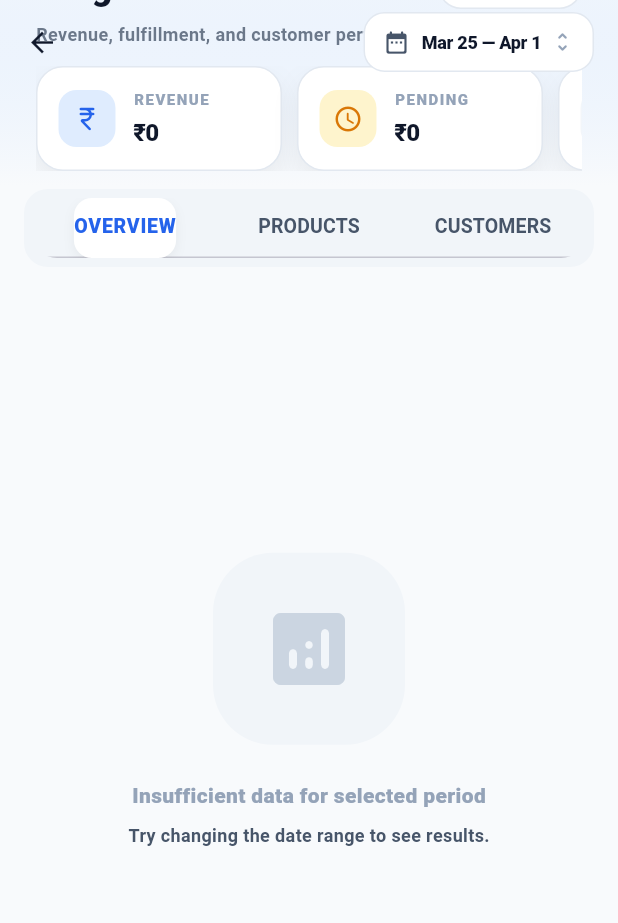
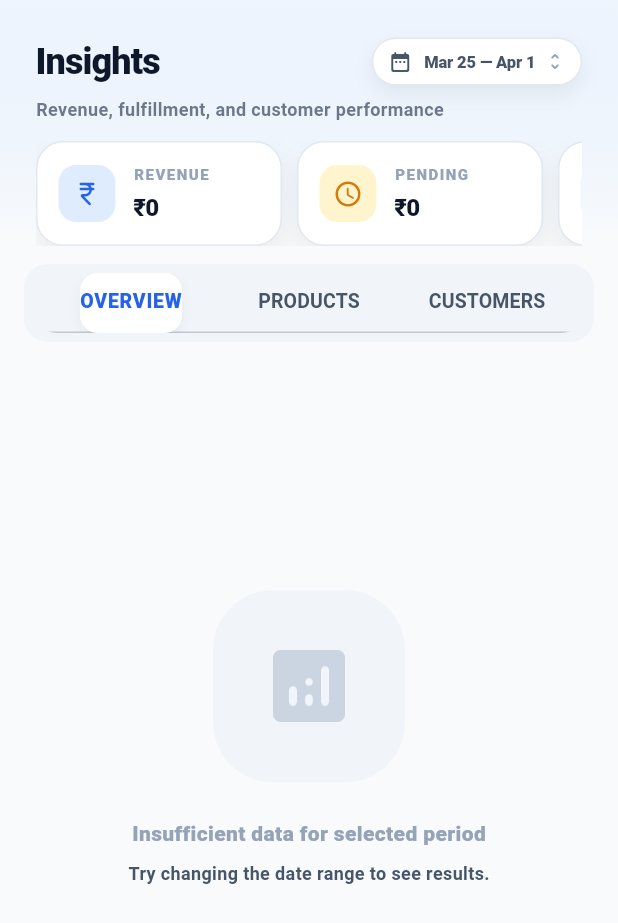
Before and after one commit to JaseemPayyanadan/delivero-flutter, a Flutter app: the ReportsScreen screen opened by its route, on a phone screen of 412 x 824 dp. Shown: the top 923 px of the screen. Run offline on Flutter 3.47's test engine with Material 3 defaults, Android fonts, the phone set to English and light mode, and no system bars; our stand-ins replace cloud_firestore, firebase_auth, firebase_core, fl_chart, flutter_riverpod, go_router and 3 more; accounts and stored records are empty.

Commit message:
feat(ui): add padding to bottom nav bars and improve reports header
- Add consistent padding to owner and delivery shell bottom navigation bars
- Replace date range chip with interactive pill in reports screen
- Increase expanded height of reports SliverAppBar and adjust tab bar styling
- Remove redundant date range chip widget and integrate functionality into _RangePill

```diff
--- a/lib/features/delivery/delivery_shell.dart
+++ b/lib/features/delivery/delivery_shell.dart
@@ -28,6 +28,8 @@ class _DeliveryShellState extends ConsumerState<DeliveryShell> {
       body: IndexedStack(index: _selectedIndex, children: _screens),
       bottomNavigationBar: SafeArea(
         top: false,
+        child: Padding(
+          padding: const EdgeInsets.fromLTRB(12, 12, 12, 12),
           child: NavigationBarTheme(
             data: NavigationBarThemeData(
               height: 58,
@@ -79,6 +81,7 @@ class _DeliveryShellState extends ConsumerState<DeliveryShell> {
             ),
           ),
         ),
+      ),
     );
   }
 }
--- a/lib/features/owner/owner_shell.dart
+++ b/lib/features/owner/owner_shell.dart
@@ -34,6 +34,7 @@ class _OwnerShellState extends ConsumerState<OwnerShell> {
       bottomNavigationBar: SafeArea(
         top: false,
         child: Container(
+          padding: const EdgeInsets.fromLTRB(12, 8, 12, 8),
           decoration: BoxDecoration(
             color: AppColors.surface,
             border: const Border(top: BorderSide(color: AppColors.border)),
--- a/lib/features/owner/reports/reports_screen.dart
+++ b/lib/features/owner/reports/reports_screen.dart
@@ -206,9 +206,11 @@ class _ReportsScreenState extends ConsumerState<ReportsScreen>
       body: NestedScrollView(
         headerSliverBuilder: (context, innerBoxIsScrolled) => [
           SliverAppBar(
-            expandedHeight: 190.0,
+            expandedHeight: 240.0,
             floating: false,
             pinned: true,
+            toolbarHeight: 0,
+            automaticallyImplyLeading: false,
             backgroundColor: AppColors.backgroundPrimary,
             elevation: 0,
             surfaceTintColor: Colors.transparent,
@@ -257,7 +259,10 @@ class _ReportsScreenState extends ConsumerState<ReportsScreen>
                               ),
                             ),
                             const SizedBox(width: 12),
-                            _RangePill(text: rangeLabel),
+                            _RangePill(
+                              text: rangeLabel,
+                              onTap: _selectDateRange,
+                            ),
                           ],
                         ),
                         const SizedBox(height: 8),
@@ -317,12 +322,6 @@ class _ReportsScreenState extends ConsumerState<ReportsScreen>
                 ),
               ],
             ),
-            actions: [
-              Padding(
-                padding: const EdgeInsets.only(right: 16),
-                child: _buildDateRangeChip(context),
-              ),
-            ],
             bottom: PreferredSize(
               preferredSize: const Size.fromHeight(_kTabBarHeight),
               child: Padding(
@@ -338,6 +337,7 @@ class _ReportsScreenState extends ConsumerState<ReportsScreen>
                     borderRadius: BorderRadius.circular(16),
                     child: TabBar(
                       controller: _tabController,
+                      padding: const EdgeInsets.symmetric(horizontal: 6),
                       indicatorSize: TabBarIndicatorSize.label,
                       indicator: BoxDecoration(
                         color: AppColors.surface,
@@ -361,7 +361,7 @@ class _ReportsScreenState extends ConsumerState<ReportsScreen>
                         fontWeight: FontWeight.w700,
                         fontSize: 13,
                       ),
-                      labelPadding: const EdgeInsets.symmetric(horizontal: 10),
+                      labelPadding: const EdgeInsets.symmetric(horizontal: 14),
                       indicatorPadding: EdgeInsets.zero,
                       tabs: const [
                         Tab(text: 'OVERVIEW'),
@@ -381,56 +381,6 @@ class _ReportsScreenState extends ConsumerState<ReportsScreen>
             _SummaryTab(reports: reports),
             _ProductsTab(productSales: reports.productSales),
             _CustomersTab(customerRevenue: reports.customerRevenue),
-          ],
-        ),
-      ),
-    );
-  }
-
-  Widget _buildDateRangeChip(BuildContext context) {
-    final df = DateFormat('MMM d');
-    final rangeText =
-        '${df.format(_selectedDateRange.start)} — ${df.format(_selectedDateRange.end)}';
-    final showText = MediaQuery.sizeOf(context).width >= 380;
-    return InkWell(
-      onTap: _selectDateRange,
-      borderRadius: BorderRadius.circular(14),
-      child: Container(
-        padding: EdgeInsets.symmetric(
-          horizontal: showText ? 12 : 10,
-          vertical: 10,
-        ),
-        decoration: BoxDecoration(
-          color: AppColors.surface,
-          borderRadius: BorderRadius.circular(14),
-          border: Border.all(color: AppColors.border),
-        ),
-        child: Row(
-          mainAxisSize: MainAxisSize.min,
-          children: [
-            const Icon(
-              Icons.date_range_rounded,
-              color: AppColors.textSecondary,
-              size: 18,
-            ),
-            if (showText) ...[
-              const SizedBox(width: 8),
-              Text(
-                rangeText,
-                style: const TextStyle(
-                  color: AppColors.textPrimary,
-                  fontWeight: FontWeight.w800,
-                  fontSize: 12,
-                  letterSpacing: -0.2,
-                ),
-              ),
-            ],
-            const SizedBox(width: 6),
-            const Icon(
-              Icons.unfold_more_rounded,
-              color: AppColors.textLight,
-              size: 16,
-            ),
           ],
         ),
       ),
@@ -1108,26 +1058,57 @@ enum _KpiTone { primary, success, warning, neutral }
 
 class _RangePill extends StatelessWidget {
   final String text;
-  const _RangePill({required this.text});
+  final VoidCallback? onTap;
+  const _RangePill({required this.text, this.onTap});
 
   @override
   Widget build(BuildContext context) {
-    return Container(
-      padding: const EdgeInsets.symmetric(horizontal: 10, vertical: 6),
+    final child = Container(
+      padding: const EdgeInsets.symmetric(horizontal: 10, vertical: 7),
       decoration: BoxDecoration(
         color: AppColors.surface,
         borderRadius: BorderRadius.circular(999),
         border: Border.all(color: AppColors.border),
+        boxShadow: const [
+          BoxShadow(
+            color: AppColors.shadow,
+            blurRadius: 10,
+            offset: Offset(0, 6),
           ),
-      child: Text(
+        ],
+      ),
+      child: Row(
+        mainAxisSize: MainAxisSize.min,
+        children: [
+          const Icon(
+            Icons.date_range_rounded,
+            size: 16,
+            color: AppColors.textSecondary,
+          ),
+          const SizedBox(width: 8),
+          Text(
             text,
             style: const TextStyle(
               color: AppColors.textSecondary,
               fontSize: 11,
-          fontWeight: FontWeight.w700,
+              fontWeight: FontWeight.w800,
               letterSpacing: -0.1,
             ),
           ),
+          const SizedBox(width: 6),
+          const Icon(
+            Icons.unfold_more_rounded,
+            size: 14,
+            color: AppColors.textLight,
+          ),
+        ],
+      ),
+    );
+    if (onTap == null) return child;
+    return InkWell(
+      onTap: onTap,
+      borderRadius: BorderRadius.circular(999),
+      child: child,
     );
   }
 }
```
Lines whose indentation alone changed are shown as unchanged.
